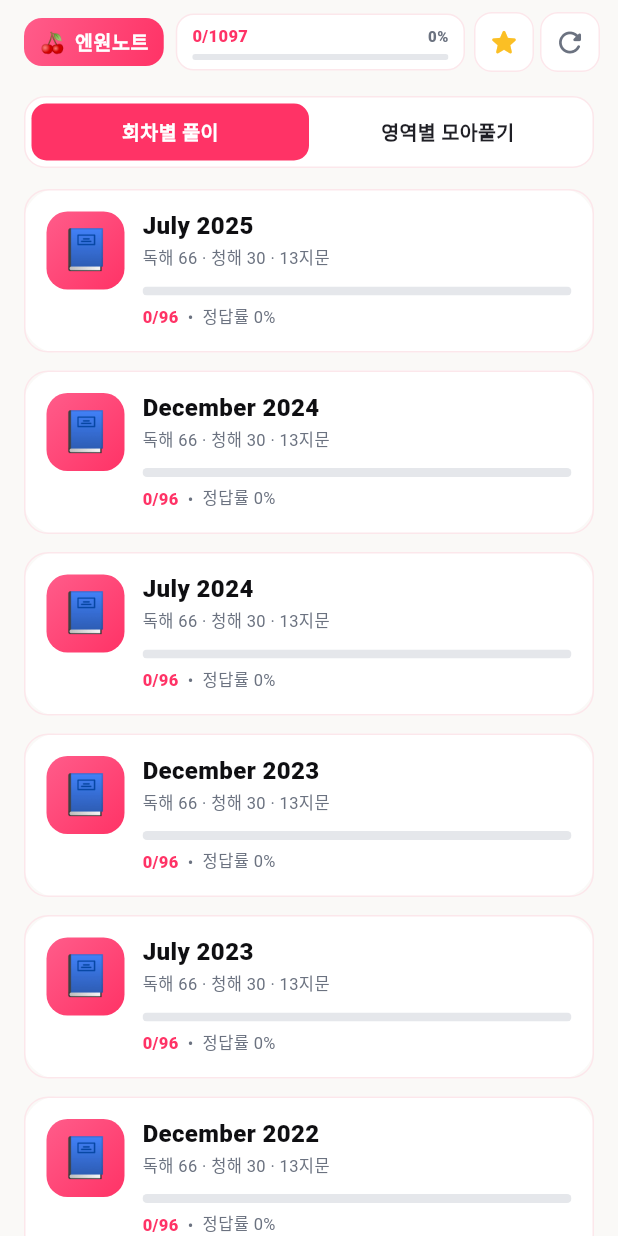
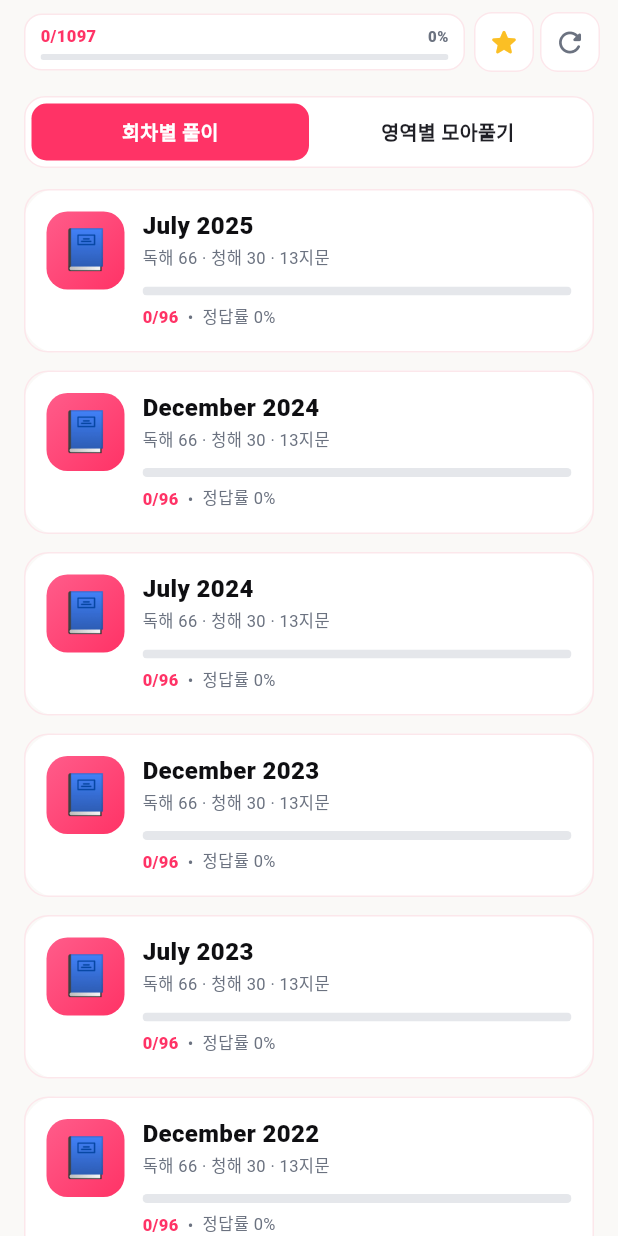
Before and after one commit to CobyApp/jlpt-app, a Flutter app: the screen it shows after launch, on a phone screen of 412 x 824 dp. Run offline on Flutter 3.47's test engine with Material 3 defaults, Android fonts, the phone set to English and light mode, and no system bars; our stand-ins replace go_router, just_audio, shared_preferences.

Commit message:
ui: 헤더에서 "🍒 엔원노트" 로고 칩 제거 — 기능 없음
탭/액션도 없는 단순 데코였음. 좌측 공간을 진도 칩에 양보.

이제 헤더는 [    진도칩    ] + [★] + [↻] 세 영역으로 더 깔끔.

Co-Authored-By: Claude Opus 4.7 (1M context) <noreply@anthropic.com>

```diff
--- a/lib/views/home_page.dart
+++ b/lib/views/home_page.dart
@@ -177,33 +177,7 @@ class _HomePageState extends State<HomePage> with SingleTickerProviderStateMixin
         children: [
           Row(
             children: [
-              // 로고 칩
-              Container(
-                padding: const EdgeInsets.symmetric(
-                    horizontal: 10, vertical: 6),
-                decoration: BoxDecoration(
-                  gradient: brandGradient,
-                  borderRadius: BorderRadius.circular(12),
-                ),
-                child: const Row(
-                  mainAxisSize: MainAxisSize.min,
-                  children: [
-                    Text('🍒', style: TextStyle(fontSize: 14)),
-                    SizedBox(width: 6),
-                    Text(
-                      '엔원노트',
-                      style: TextStyle(
-                        fontSize: 13,
-                        fontWeight: FontWeight.w900,
-                        color: Colors.white,
-                        letterSpacing: 0.4,
-                      ),
-                    ),
-                  ],
-                ),
-              ),
-              const SizedBox(width: 8),
-              // 인라인 미니 진도 칩 — 진도바 + 숫자 한 줄
+              // 진도 칩이 좌측 공간 전부 차지
               Expanded(
                 child: Container(
                   padding: const EdgeInsets.symmetric(
```
